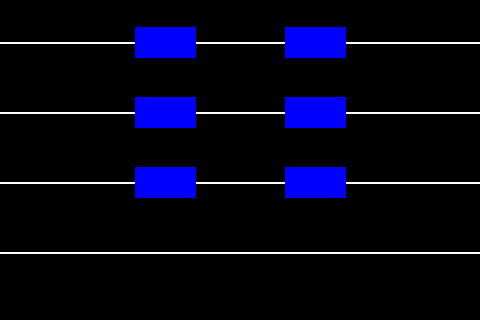
First picture: the form in vehiclesivpage.ui, repository mayue-crrc/ShenyangMetro9DB, before the edit; both pictures show x 275 to 755 and y 193 to 513 of the 1024 by 513 pixel window.
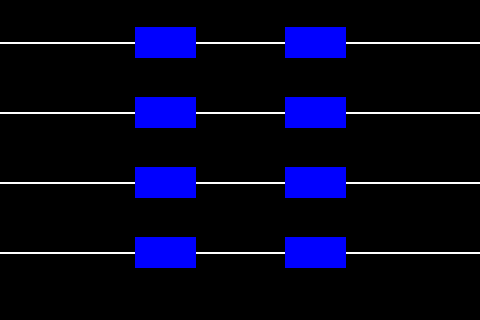
Second picture: the form after the edit. Icons and pictures are not drawn.

```diff
--- a/vehiclesivpage.ui
+++ b/vehiclesivpage.ui
@@ -687,11 +687,43 @@
     <set>Qt::AlignCenter</set>
    </property>
   </widget>
+  <widget class="QLabel" name="BCTM1lbl">
+   <property name="geometry">
+    <rect>
+     <x>410</x>
+     <y>430</y>
+     <width>61</width>
+     <height>31</height>
+    </rect>
+   </property>
+   <property name="text">
+    <string/>
+   </property>
+   <property name="alignment">
+    <set>Qt::AlignCenter</set>
+   </property>
+  </widget>
+  <widget class="QLabel" name="BCTM2lbl">
+   <property name="geometry">
+    <rect>
+     <x>560</x>
+     <y>430</y>
+     <width>61</width>
+     <height>31</height>
+    </rect>
+   </property>
+   <property name="text">
+    <string/>
+   </property>
+   <property name="alignment">
+    <set>Qt::AlignCenter</set>
+   </property>
+  </widget>
+  <zorder>lbl1_10</zorder>
   <zorder>lbl1_11</zorder>
   <zorder>lbl1_9</zorder>
-  <zorder>lbl1_10</zorder>
-  <zorder>lbl1_12</zorder>
   <zorder>lbl1_8</zorder>
+  <zorder>lbl1_12</zorder>
   <zorder>BCTTC1lbl</zorder>
   <zorder>LOADVM2lbl</zorder>
   <zorder>LOADVTC2lbl</zorder>
@@ -725,6 +757,8 @@
   <zorder>ACMTC2lbl</zorder>
   <zorder>lbl1_17</zorder>
   <zorder>ACMKMlbl</zorder>
+  <zorder>BCTM1lbl</zorder>
+  <zorder>BCTM2lbl</zorder>
  </widget>
  <resources/>
  <connections/>
```
